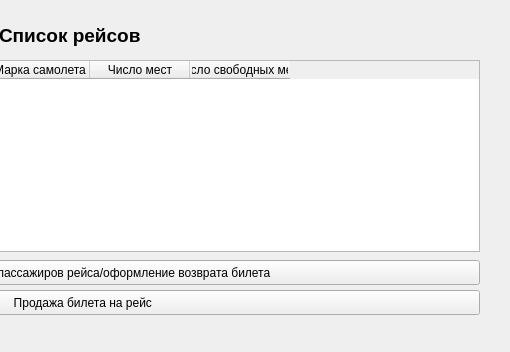
Before: the Qt Designer form kas_m.ui in OPPOIvanIvanov/Kurs, drawn with Qt 5; both pictures show x 331 to 841 and y 0 to 352 of the 841 by 352 pixel window.
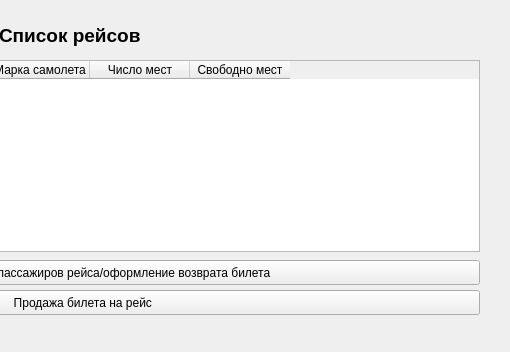
After: the same form once the commit is applied.

```diff
--- a/kas_m.ui
+++ b/kas_m.ui
@@ -78,7 +78,7 @@
    </column>
    <column>
     <property name="text">
-     <string>Число свободных мест</string>
+     <string>Свободно мест</string>
     </property>
    </column>
   </widget>
```
